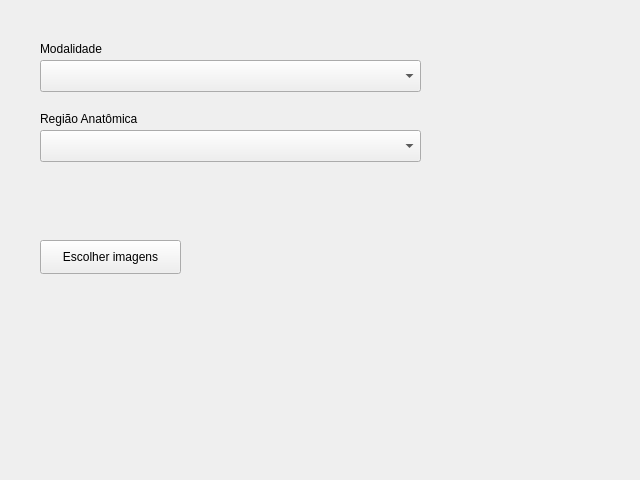
First picture: the form in anatomy/newassignmentwindow.ui, repository caiovosilva/anatomy, before the edit.
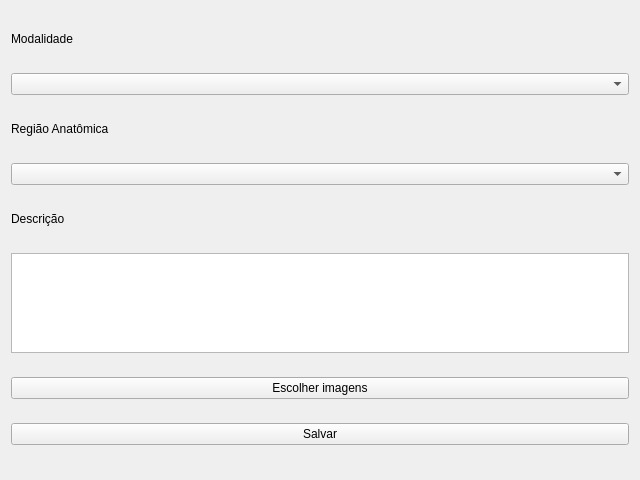
Second picture: the form after the edit.

```diff
--- a/anatomy/newassignmentwindow.ui
+++ b/anatomy/newassignmentwindow.ui
@@ -13,65 +13,81 @@
   <property name="windowTitle">
    <string>Form</string>
   </property>
-  <widget class="QComboBox" name="anatomicalRegionComboBox">
-   <property name="geometry">
-    <rect>
-     <x>40</x>
-     <y>130</y>
-     <width>381</width>
-     <height>32</height>
-    </rect>
-   </property>
-  </widget>
-  <widget class="QComboBox" name="modalityComboBox">
-   <property name="geometry">
-    <rect>
-     <x>40</x>
-     <y>60</y>
-     <width>381</width>
-     <height>32</height>
-    </rect>
-   </property>
-  </widget>
+  <layout class="QHBoxLayout" name="horizontalLayout">
+   <item>
+    <layout class="QVBoxLayout" name="verticalLayout">
+     <item>
   <widget class="QLabel" name="label">
-   <property name="geometry">
-    <rect>
-     <x>40</x>
-     <y>40</y>
-     <width>81</width>
-     <height>18</height>
-    </rect>
+       <property name="maximumSize">
+        <size>
+         <width>16777215</width>
+         <height>20</height>
+        </size>
    </property>
    <property name="text">
     <string>Modalidade</string>
    </property>
   </widget>
+     </item>
+     <item>
+      <widget class="QComboBox" name="modalityComboBox"/>
+     </item>
+     <item>
   <widget class="QLabel" name="label_2">
-   <property name="geometry">
-    <rect>
-     <x>40</x>
-     <y>110</y>
-     <width>121</width>
-     <height>18</height>
-    </rect>
+       <property name="maximumSize">
+        <size>
+         <width>16777215</width>
+         <height>20</height>
+        </size>
    </property>
    <property name="text">
     <string>Região Anatômica</string>
    </property>
   </widget>
+     </item>
+     <item>
+      <widget class="QComboBox" name="anatomicalRegionComboBox"/>
+     </item>
+     <item>
+      <widget class="QLabel" name="label_3">
+       <property name="maximumSize">
+        <size>
+         <width>16777215</width>
+         <height>20</height>
+        </size>
+       </property>
+       <property name="text">
+        <string>Descrição</string>
+       </property>
+      </widget>
+     </item>
+     <item>
+      <widget class="QTextEdit" name="descriptionText">
+       <property name="maximumSize">
+        <size>
+         <width>16777215</width>
+         <height>100</height>
+        </size>
+       </property>
+      </widget>
+     </item>
+     <item>
   <widget class="QPushButton" name="findFileButton">
-   <property name="geometry">
-    <rect>
-     <x>40</x>
-     <y>240</y>
-     <width>141</width>
-     <height>34</height>
-    </rect>
-   </property>
    <property name="text">
     <string>Escolher imagens</string>
    </property>
   </widget>
+     </item>
+     <item>
+      <widget class="QPushButton" name="saveButton">
+       <property name="text">
+        <string>Salvar</string>
+       </property>
+      </widget>
+     </item>
+    </layout>
+   </item>
+  </layout>
  </widget>
  <resources/>
  <connections/>
```
Lines whose indentation alone changed are shown as unchanged.
